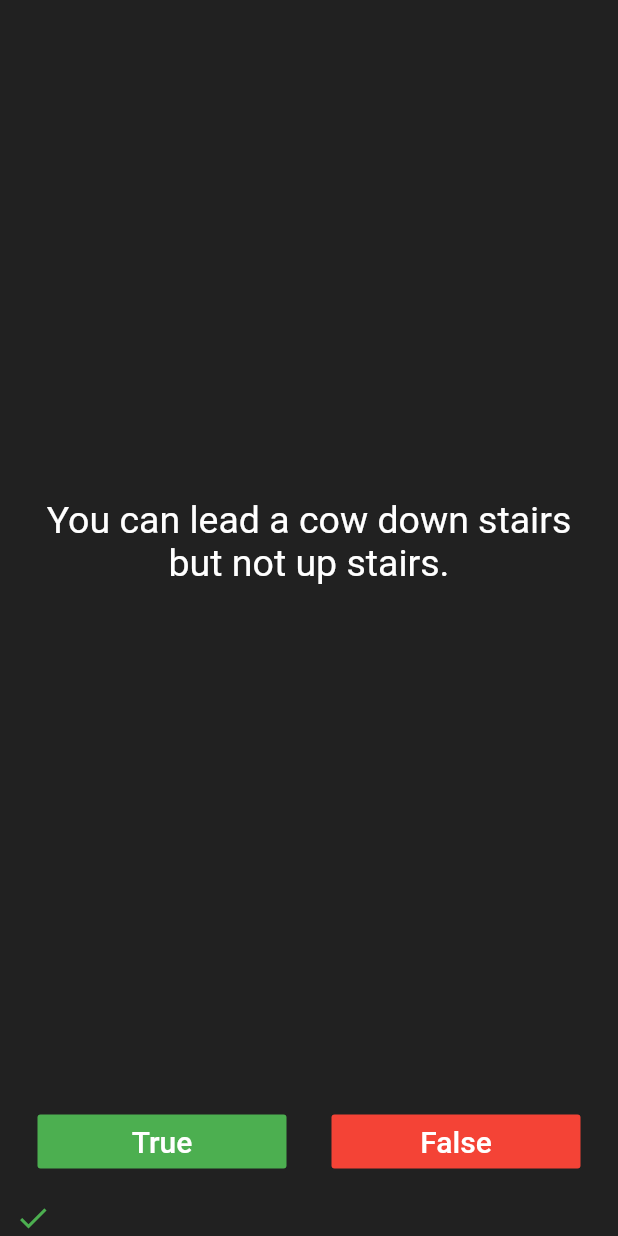
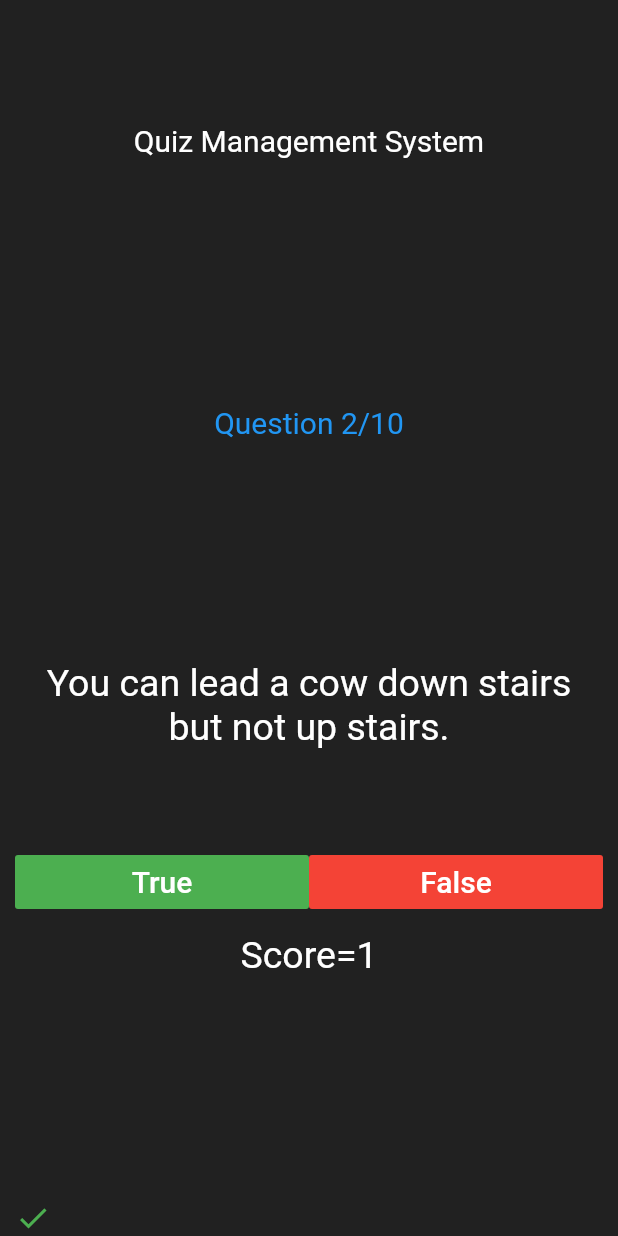
Before and after one commit to javedmughal-058/Flutter_Practice_2021, a Flutter app: the screen it shows after launch, after a tap on "True", on a phone screen of 412 x 824 dp. Run offline on Flutter 3.47's test engine with Material 2 defaults, Android fonts, the phone set to English and light mode, and no system bars; our stand-ins replace audioplayers, rflutter_alert.

Commit message:
Add Question No, Score of Answers

```diff
--- a/quizapp_final/lib/main.dart
+++ b/quizapp_final/lib/main.dart
@@ -6,7 +6,8 @@ import 'quiz_brain.dart';
 QuizBrain quizBrain = QuizBrain();
 
 void main() => runApp(Quizzler());
-
+int q=1;
+int score=0;
 class Quizzler extends StatelessWidget {
   @override
   Widget build(BuildContext context) {
@@ -25,6 +26,7 @@ class Quizzler extends StatelessWidget {
 }
 
 class QuizPage extends StatefulWidget {
+
   @override
   _QuizPageState createState() => _QuizPageState();
 }
@@ -42,16 +44,19 @@ class _QuizPageState extends State<QuizPage> {
         Alert(
           context: context,
           title: 'Finished!',
-          desc: 'You\'ve reached the end of the quiz.',
+          desc: 'You\'ve reached the end of the quiz. \n Your Score=$score',
+
         ).show();
 
         quizBrain.reset();
-
         scoreKeeper = [];
+        q=1;
+        score=0;
       }
 
       else {
         if (userPickedAnswer == correctAnswer) {
+          score=score+1;
           scoreKeeper.add(Icon(
             Icons.check,
             color: Colors.green,
@@ -69,9 +74,34 @@ class _QuizPageState extends State<QuizPage> {
 
   @override
   Widget build(BuildContext context) {
+
     return Column(
       mainAxisAlignment: MainAxisAlignment.spaceBetween,
       children: <Widget>[
+        Expanded(
+            child: Center(
+              child: Text(
+                'Quiz Management System',
+                style: TextStyle(
+                  color: Colors.white,
+                  fontSize: 20.0,
+                ),
+              ),
+            ),
+
+        ),
+        Expanded(
+          child: Center(
+            child: Text(
+              'Question $q/10',
+              style: TextStyle(
+                color: Colors.blue,
+                fontSize: 20.0,
+              ),
+            ),
+          ),
+
+        ),
         Expanded(
 
           child: Padding(
@@ -90,8 +120,6 @@ class _QuizPageState extends State<QuizPage> {
         ),
         Row(children: [
           Expanded(
-            child: Padding(
-              padding: EdgeInsets.all(15.0),
               child: FlatButton(
                 textColor: Colors.white,
                 color: Colors.green,
@@ -103,15 +131,15 @@ class _QuizPageState extends State<QuizPage> {
                   ),
                 ),
                 onPressed: () {
+                  q=q+1;
                   //The user picked true.
                   checkAnswer(true);
+
                 },
               ),
-            ),
+
           ),
           Expanded(
-            child: Padding(
-              padding: EdgeInsets.all(15.0),
               child: FlatButton(
                 color: Colors.red,
                 child: Text(
@@ -122,13 +150,28 @@ class _QuizPageState extends State<QuizPage> {
                   ),
                 ),
                 onPressed: () {
+                  q=q+1;
                   //The user picked false.
                   checkAnswer(false);
                 },
               ),
+
+          ),
+        ],
+        ),
+        Expanded(
+          child: Padding(
+            padding: EdgeInsets.all(10.0),
+              child: Text(
+                    'Score=$score',
+                style: TextStyle(
+                  fontSize: 25.0,
+                  color: Colors.white,
+                ),
+              ),
             ),
           ),
-        ],),
+
 
 
         Row(
--- a/quizapp_final/lib/quiz_brain.dart
+++ b/quizapp_final/lib/quiz_brain.dart
@@ -21,13 +21,6 @@ class QuizBrain {
         false),
     Question(
         'The total surface area of two human lungs is approximately 70 square metres.',
-        true),
-    Question('Google was originally called \"Backrub\".', true),
-    Question(
-        'Chocolate affects a dog\'s heart and nervous system; a few ounces are enough to kill a small dog.',
-        true),
-    Question(
-        'In West Virginia, USA, if you accidentally hit an animal with your car, you are free to take it home to eat.',
         true),
   ];
 
```
